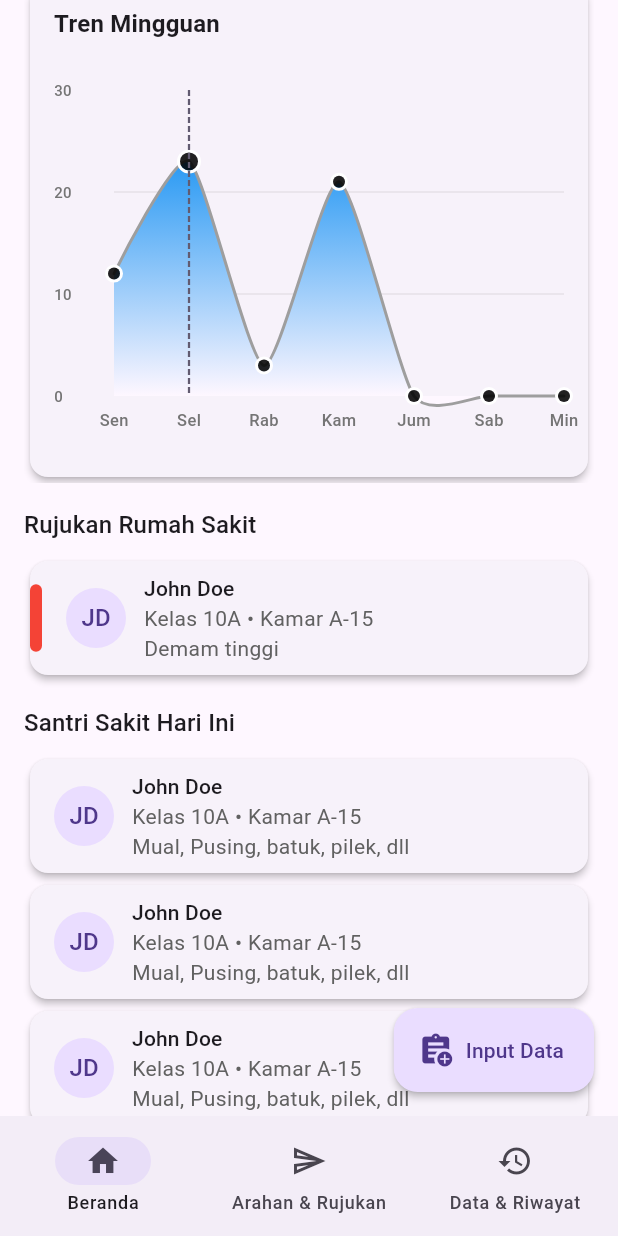
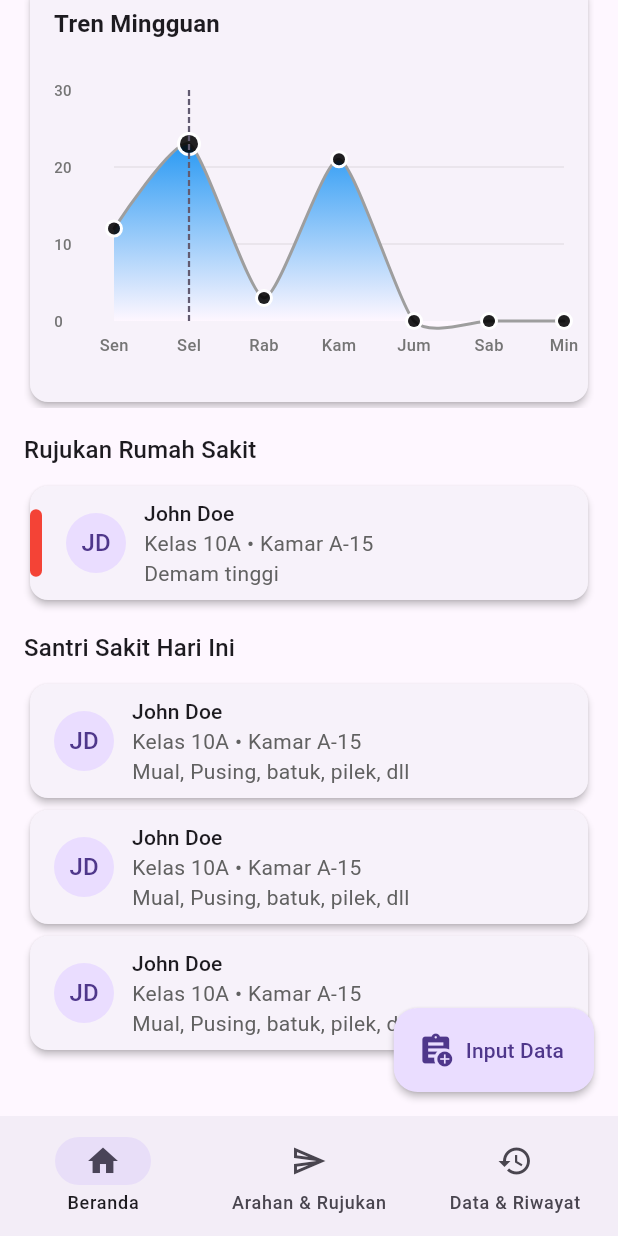
Before and after one commit to rafeefdev/afiyyah-connect, a Flutter app: the screen it shows after launch, scrolled down 576 dp, on a phone screen of 412 x 824 dp. Run offline on Flutter 3.47's test engine with Material 3 defaults, Android fonts, the phone set to English and light mode, and no system bars; drawn by our look-alikes of fl_chart; our stand-ins replace device_preview, flutter_riverpod, google_fonts, riverpod_annotation; generated files the repository leaves out were written again.

Commit message:
unify heights to 300

```diff
--- a/lib/features/dashboard/tabview_charts.dart
+++ b/lib/features/dashboard/tabview_charts.dart
@@ -41,7 +41,7 @@ class TabViewChartsState extends State<TabViewCharts>
           ],
         ),
         SizedBox(
-          height: 350, // Adjust height as needed
+          height: 300, // Adjust height as needed
           child: TabBarView(
             controller: _tabController,
             children: [
@@ -63,7 +63,7 @@ class TabViewChartsState extends State<TabViewCharts>
         child: DiseaseDistributionChart(
           title: 'Persebaran Penyakit',
           diseaseData: DiseaseChartFactory.createSampleData(),
-          height: 320,
+          height: 300,
         ),
       ),
     );
@@ -74,7 +74,7 @@ class TabViewChartsState extends State<TabViewCharts>
       padding: EdgeInsets.only(top: AppSpacing.m),
       child: Card(
         child: SizedBox(
-          height: 320,
+          height: 300,
           child: DormBarChartComponent(
             interval: 5,
             autoScale: true,
@@ -103,7 +103,7 @@ class TabViewChartsState extends State<TabViewCharts>
       padding: EdgeInsets.only(top: AppSpacing.m),
       child: Card(
         child: SizedBox(
-          height: 320,
+          height: 300,
           child: Timeserieschart(
             healthScores: const [12, 23, 3, 21],
             title: 'Tren Mingguan',
```
